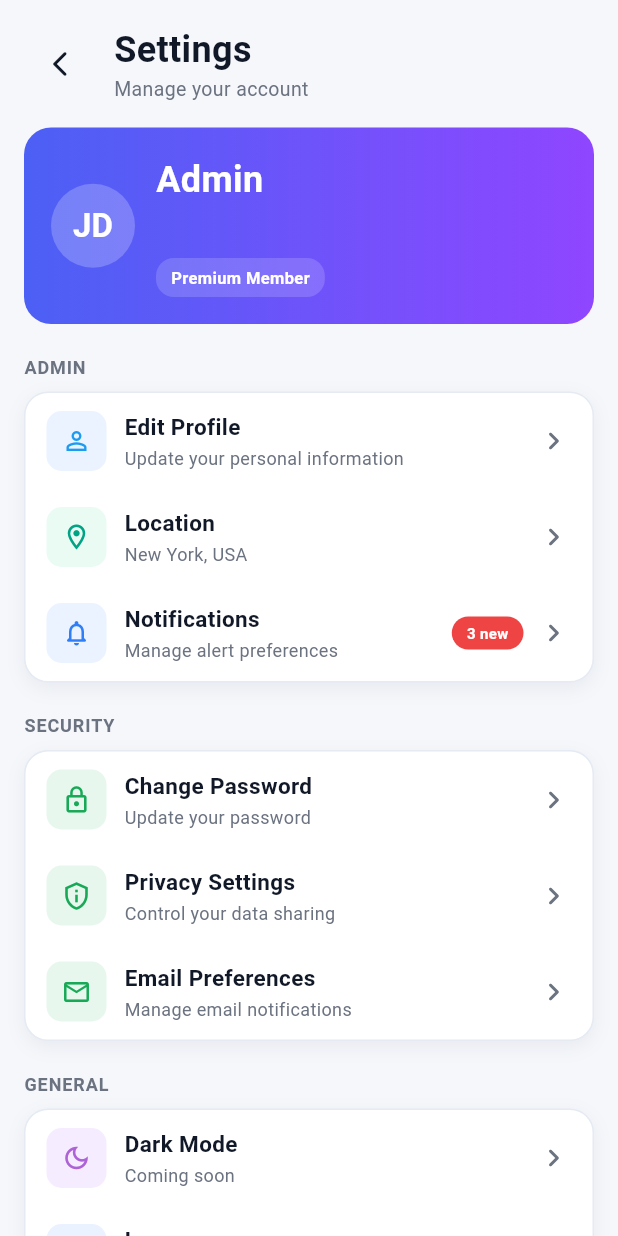
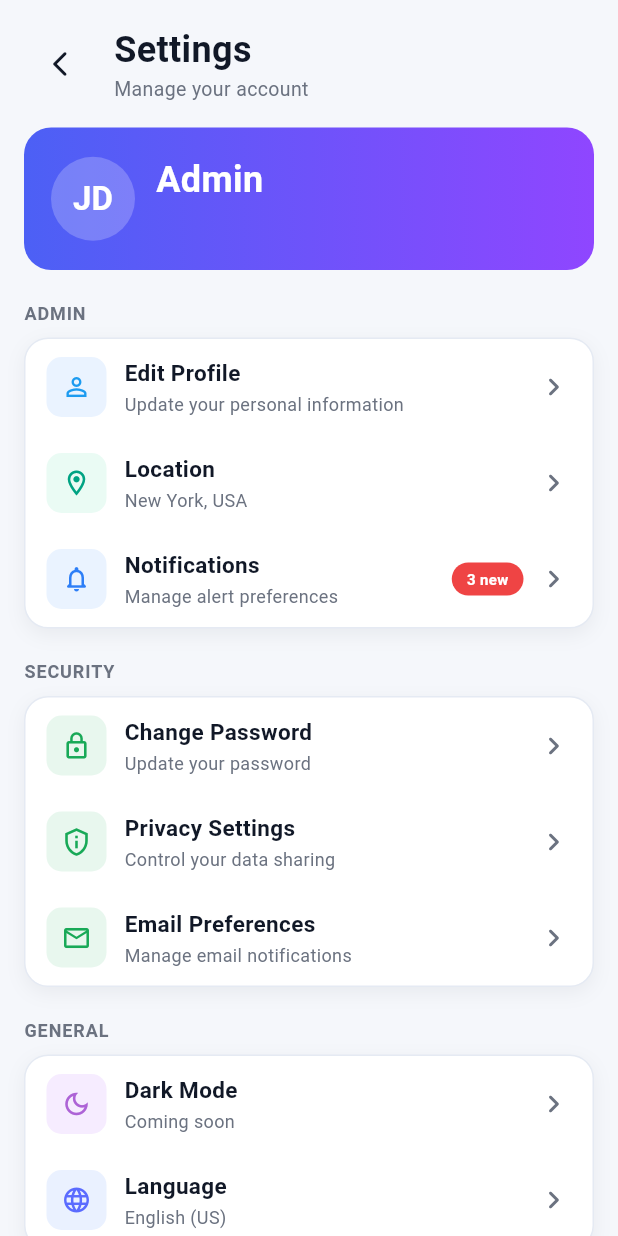
Before and after one commit to sangayuden66-spec/air_quality_monitoring, a Flutter app: the AdminSettingsScreen screen opened directly, on a phone screen of 412 x 824 dp. Run offline on Flutter 3.47's test engine with Material 3 defaults, Android fonts, the phone set to English and light mode, and no system bars; our stand-ins replace cloud_firestore, firebase_auth, firebase_core, firebase_messaging, fl_chart, flutter_local_notifications and 3 more; accounts and stored records are empty.

Commit message:
minor chnages

```diff
--- a/lib/features/admin/screens/admin_main_screen.dart
+++ b/lib/features/admin/screens/admin_main_screen.dart
@@ -1365,25 +1365,6 @@ class _AdminSettingsScreenState extends State<AdminSettingsScreen> {
                                 fontSize: 14,
                               ),
                             ),
-                            const SizedBox(height: 10),
-                            Container(
-                              padding: const EdgeInsets.symmetric(
-                                horizontal: 10,
-                                vertical: 5,
-                              ),
-                              decoration: BoxDecoration(
-                                color: Colors.white.withValues(alpha: 0.16),
-                                borderRadius: BorderRadius.circular(12),
-                              ),
-                              child: const Text(
-                                'Premium Member',
-                                style: TextStyle(
-                                  color: Colors.white,
-                                  fontSize: 11,
-                                  fontWeight: FontWeight.w600,
-                                ),
-                              ),
-                            ),
                           ],
                         ),
                       ),
```
